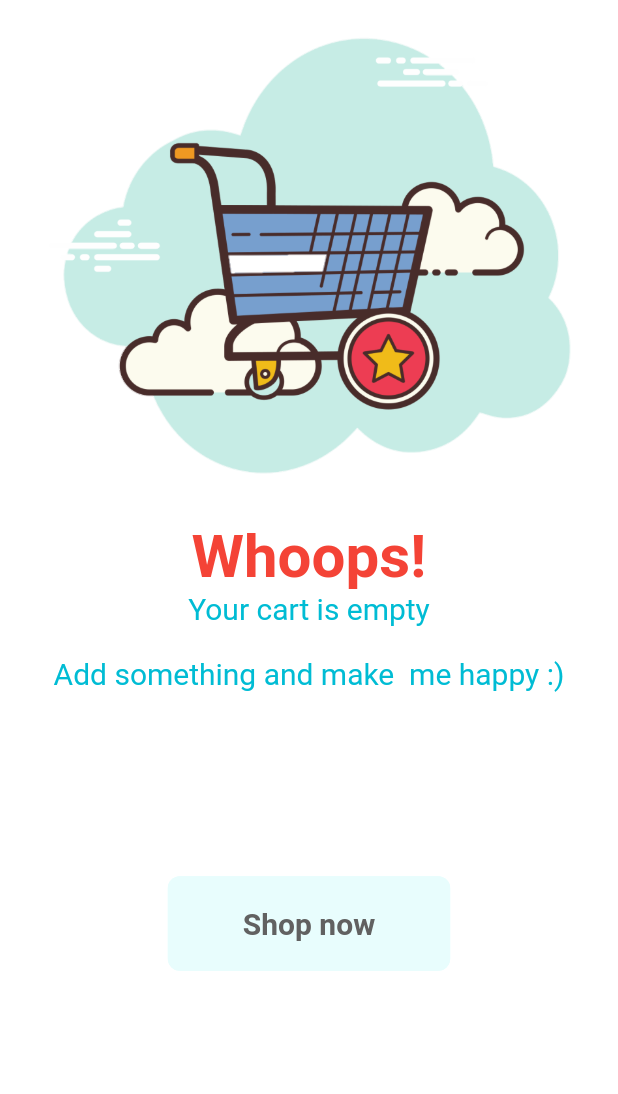
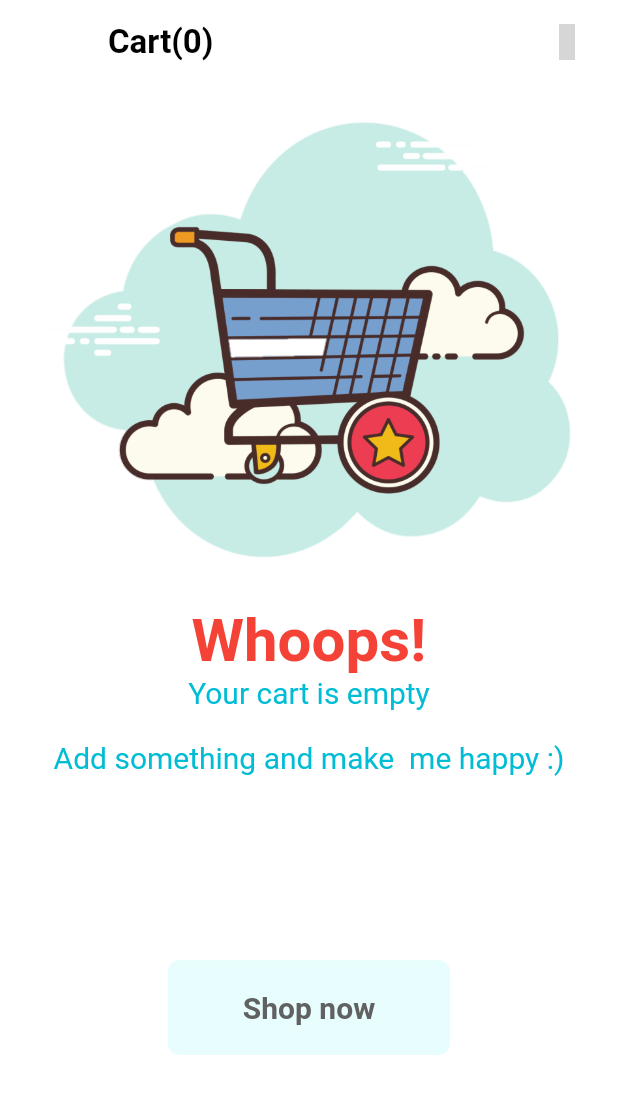
Before and after one commit to kkmaurice/Grocery-App, a Flutter app: the CartScreen screen opened directly, on a phone screen of 412 x 824 dp. Shown: the top 1094 px of the screen. Run offline on Flutter 3.47's test engine with Material 2 defaults, Android fonts, the phone set to English and light mode, and no system bars; our stand-ins replace badges, card_swiper, dotted_border, fancy_shimmer_image, flutter_iconly, iconly and 2 more; missing offline and left inert: shared_preferences_web; accounts and stored records are empty; grey boxes are pictures that could not be loaded.

Commit message:
All things done to add item to cart and display the correct item data in cart

```diff
--- a/delivery/lib/main.dart
+++ b/delivery/lib/main.dart
@@ -17,6 +17,8 @@ import 'package:delivery/widgets/on_sale_widget.dart';
 import 'package:flutter/material.dart';
 import 'package:flutter/services.dart';
 import 'package:provider/provider.dart';
+
+import 'providers/cart_provider.dart';
 
 void main() {
   WidgetsFlutterBinding.ensureInitialized();
@@ -53,7 +55,8 @@ class _MyAppState extends State<MyApp> {
     return MultiProvider(
       providers: [
         ChangeNotifierProvider(create: (context) => DarkThemeProvider()),
-        ChangeNotifierProvider(create: (context) => ProductProvider())
+        ChangeNotifierProvider(create: (context) => ProductProvider()),
+        ChangeNotifierProvider(create: (context) => CartProvider())
       ],
       builder: (context, child) {
         return MaterialApp(
--- /dev/null
+++ b/delivery/lib/models/cart_model.dart
@@ -0,0 +1,12 @@
+import 'package:flutter/cupertino.dart';
+
+class CartModel with ChangeNotifier {
+  final String id;
+  final String productId;
+  final int quantity;
+  CartModel({
+    required this.id,
+    required this.productId,
+    required this.quantity,
+  });
+}
--- /dev/null
+++ b/delivery/lib/providers/cart_provider.dart
@@ -0,0 +1,17 @@
+import 'package:delivery/models/cart_model.dart';
+import 'package:flutter/cupertino.dart';
+
+class CartProvider with ChangeNotifier {
+  final Map<String, CartModel> _cartItem = {};
+  Map<String, CartModel> get getCartItems => _cartItem;
+
+  void addProductsToCart(String productId, int quantity) {
+    _cartItem.putIfAbsent(
+        productId,
+        () => CartModel(
+            id: DateTime.now().toString(),
+            productId: productId,
+            quantity: quantity));
+            notifyListeners();
+  }
+}
--- a/delivery/lib/screens/btm_bar.dart
+++ b/delivery/lib/screens/btm_bar.dart
@@ -1,5 +1,6 @@
 // ignore_for_file: unused_field, no_leading_underscores_for_local_identifiers
 import 'package:badges/badges.dart';
+import 'package:delivery/providers/cart_provider.dart';
 import 'package:delivery/screens/categories.dart';
 import 'package:delivery/screens/home_screen.dart';
 import 'package:delivery/screens/user.dart';
@@ -39,6 +40,9 @@ class _BottomBarScreenState extends State<BottomBarScreen> {
     final themeState = context.read<DarkThemeProvider>();
     bool _isDark = themeState.getDarkTheme;
 
+    final cartProvider = context.watch<CartProvider>();
+    final cart = cartProvider.getCartItems.values.toList();
+
     return Scaffold(
       // appBar: AppBar(
       //   title: Text(_pages[_selectedIndex]['title']),
@@ -71,7 +75,9 @@ class _BottomBarScreenState extends State<BottomBarScreen> {
                     badgeColor: Colors.blue,
                     borderRadius: BorderRadius.circular(8),
                     position: BadgePosition.topEnd(top: -7, end: -7),
-                    badgeContent: FittedBox(child: TextWidget(text: '1', color: Colors.white, textSize: 14)),
+                    badgeContent: FittedBox(
+                        child: TextWidget(
+                            text: '${cart.length}', color: Colors.white, textSize: 14)),
                     child: Icon(_selectedIndex == 2
                         ? IconlyBold.buy
                         : IconlyLight.buy)),
--- a/delivery/lib/screens/cart/cart_screen.dart
+++ b/delivery/lib/screens/cart/cart_screen.dart
@@ -1,5 +1,6 @@
 // ignore_for_file: dead_code
 
+import 'package:delivery/providers/cart_provider.dart';
 import 'package:delivery/screens/cart/cart_widget.dart';
 import 'package:delivery/widgets/empty_screen.dart';
 import 'package:delivery/services/global_methods.dart';
@@ -7,29 +8,22 @@ import 'package:delivery/services/utils.dart';
 import 'package:delivery/widgets/text_widget.dart';
 import 'package:flutter/material.dart';
 import 'package:flutter_iconly/flutter_iconly.dart';
+import 'package:provider/provider.dart';
 
 class CartScreen extends StatelessWidget {
   const CartScreen({super.key});
 
   @override
   Widget build(BuildContext context) {
-    bool _isEmpty = true;
-
     final size = Utils(context: context).getScreenSize;
     final Color color = Utils(context: context).color;
+    final cartProvider = context.watch<CartProvider>();
+    final cartItemList = cartProvider.getCartItems.values.toList().reversed.toList();
 
-    return _isEmpty
-        ? Center(
-            child: EmptyScreen(
-              buttontext: 'Shop now',
-              imagePath: 'assets/images/cart.png',
-              title: 'Your cart is empty',
-              subtitle: 'Add something and make  me happy :)'),
-          )
-        : Scaffold(
+    return Scaffold(
         appBar: AppBar(
           title: TextWidget(
-                  text: 'Cart(2)', color: color, textSize: 22, isTitle: true),
+              text: 'Cart(${cartItemList.length})', color: color, textSize: 22, isTitle: true),
           actions: [
             IconButton(
                 onPressed: (() {
@@ -50,14 +44,22 @@ class CartScreen extends StatelessWidget {
           elevation: 0,
           backgroundColor: Theme.of(context).scaffoldBackgroundColor,
         ),
-            body: Column(
+        body: cartItemList.isEmpty
+            ? EmptyScreen(
+                buttontext: 'Shop now',
+                imagePath: 'assets/images/cart.png',
+                title: 'Your cart is empty',
+                subtitle: 'Add something and make  me happy :)')
+            : Column(
                 children: [
                   _checkout(context: context),
                   Expanded(
                     child: ListView.builder(
-                      itemCount: 10,
+                        itemCount: cartItemList.length,
                         itemBuilder: ((context, index) {
-                        return const CartWidget();
+                          return ChangeNotifierProvider.value(
+                            value: cartItemList[index],
+                            child: const CartWidget());
                         })),
                   ),
                 ],
--- a/delivery/lib/widgets/feed_items.dart
+++ b/delivery/lib/widgets/feed_items.dart
@@ -1,5 +1,6 @@
 import 'package:delivery/inner_screens/product_details.dart';
 import 'package:delivery/models/product_models.dart';
+import 'package:delivery/providers/cart_provider.dart';
 import 'package:delivery/providers/product_provider.dart';
 import 'package:delivery/services/global_methods.dart';
 import 'package:delivery/services/utils.dart';
@@ -43,6 +44,7 @@ class _FeedsWidgetState extends State<FeedsWidget> {
     final size = Utils(context: context).getScreenSize;
 
      final product = context.watch<ProductModel>();
+     final cartProvider = context.read<CartProvider>();
 
 
     return Padding(
@@ -144,7 +146,9 @@ class _FeedsWidgetState extends State<FeedsWidget> {
               SizedBox(
                 width: double.infinity,
                 child: TextButton(
-                  onPressed: (() {}),
+                  onPressed: () {
+                    cartProvider.addProductsToCart(product.id, int.parse(_quantityController.text));
+                  },
                   style: ButtonStyle(
                       backgroundColor: MaterialStateProperty.all(
                           Theme.of(context).cardColor),
--- a/delivery/lib/widgets/on_sale_widget.dart
+++ b/delivery/lib/widgets/on_sale_widget.dart
@@ -11,6 +11,8 @@ import 'package:flutter/src/widgets/container.dart';
 import 'package:flutter/src/widgets/framework.dart';
 import 'package:flutter_iconly/flutter_iconly.dart';
 import 'package:provider/provider.dart';
+
+import '../providers/cart_provider.dart';
 
 class OnSaleWidget extends StatefulWidget {
   const OnSaleWidget({super.key});
@@ -28,6 +30,8 @@ class _OnSaleWidgetState extends State<OnSaleWidget> {
     final Color color = Utils(context: context).color;
 
     final onSaleproduct = context.watch<ProductModel>();
+    final cartProvider = context.read<CartProvider>();
+
 
     return Padding(
       padding: const EdgeInsets.all(8.0),
@@ -66,7 +70,7 @@ class _OnSaleWidgetState extends State<OnSaleWidget> {
                           children: [
                             GestureDetector(
                               onTap: () {
-
+                              cartProvider.addProductsToCart(onSaleproduct.id, 1);
                               },
                               child: Icon(
                                 IconlyBold.bag2,
```
Also changed, not shown: delivery/lib/inner_screens/product_details.dart (+9 -9 lines), delivery/lib/screens/cart/cart_widget.dart (+57 -31 lines), delivery/lib/inner_screens/cat_screen.dart (indentation only). Lines whose indentation alone changed are shown as unchanged.
